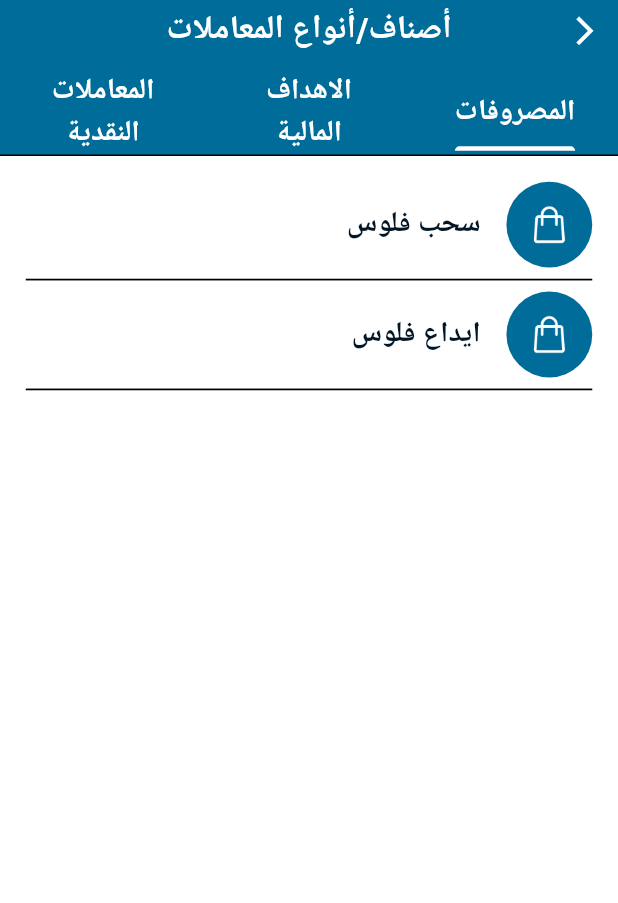
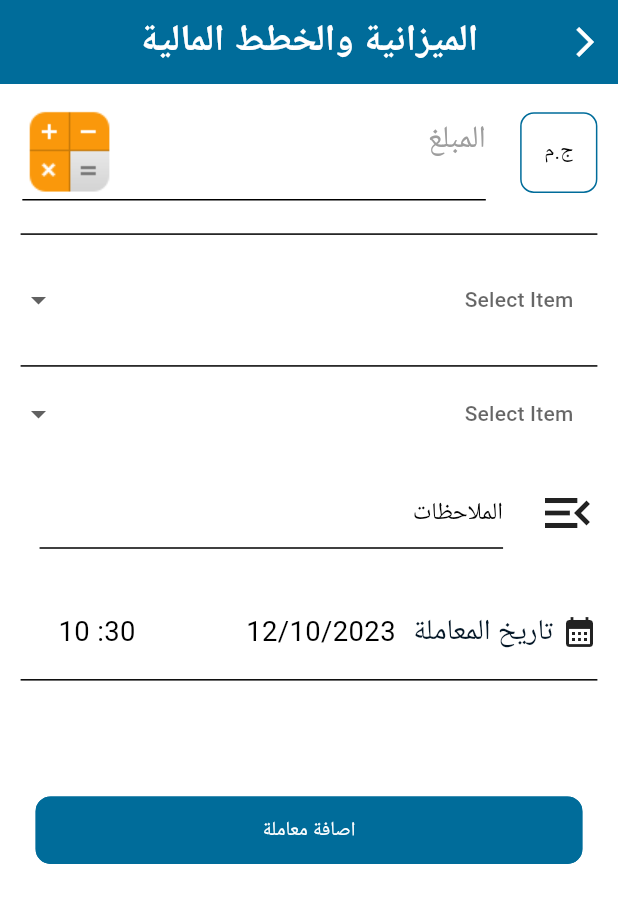
Before and after one commit to tsquare-alex/expenses, a Flutter app: the Budget screen opened directly, after a tap on the "add" icon, on a phone screen of 412 x 824 dp. Shown: the top 903 px of the screen. Run offline on Flutter 3.47's test engine with Material 3 defaults, Android fonts, the phone set to English and light mode, and no system bars; drawn by our look-alikes of dropdown_button2, flutter_easyloading; our stand-ins replace animated_bottom_navigation_bar, auto_route, bloc, cloud_firestore, dotted_border, equatable and 14 more; missing offline and left inert: circle_progress_bar; accounts and stored records are empty; Roboto replaces fonts that are missing (Tajawal).

Commit message:
finish merge

```diff
--- a/lib/general/utilities/routers/RouterImports.dart
+++ b/lib/general/utilities/routers/RouterImports.dart
@@ -8,6 +8,7 @@ import 'package:expenses/general/screens/select_currency/select_currency_imports
 import 'package:expenses/general/screens/select_language/select_language_imports.dart';
 import 'package:expenses/general/screens/splash/SplashImports.dart';
 import 'package:expenses/general/screens/welcome_page/WelcomePageImports.dart';
+import 'package:expenses/user/screens/budget/widget/add_transaction.dart';
 import 'package:expenses/user/screens/database/widgets/add_database.dart';
 import 'package:expenses/user/screens/add_transaction/add_transaction_imports.dart';
 import 'package:expenses/user/screens/home/home_imports.dart';
--- a/lib/user/screens/budget/budget.dart
+++ b/lib/user/screens/budget/budget.dart
@@ -49,7 +49,7 @@ class Budget extends StatelessWidget {
         ),
         CustomIcon(
           onPressed: () {
-            AutoRouter.of(context).push(AddTransactionRoute());
+            AutoRouter.of(context).push(AddTransactionBudgetRoute());
           },
         ),
       ]),
--- a/lib/user/screens/budget/widget/add_transaction.dart
+++ b/lib/user/screens/budget/widget/add_transaction.dart
@@ -3,19 +3,18 @@ import 'package:dropdown_button2/dropdown_button2.dart';
 import 'package:expenses/general/constants/MyColors.dart';
 import 'package:expenses/general/widgets/DefaultButton.dart';
 import 'package:expenses/general/widgets/MyText.dart';
-import 'package:expenses/user/screens/budget/widget/custom_app_bar.dart';
 import 'package:expenses/user/screens/budget/widget/transaction_header.dart';
 import 'package:flutter/material.dart';
 import 'package:flutter_screenutil/flutter_screenutil.dart';
 
-class AddTransaction extends StatefulWidget {
-  const AddTransaction({super.key});
+class AddTransactionBudget extends StatefulWidget {
+  const AddTransactionBudget({super.key});
 
   @override
-  State<AddTransaction> createState() => _AddTransactionState();
+  State<AddTransactionBudget> createState() => _AddTransactionBudgetState();
 }
 
-class _AddTransactionState extends State<AddTransaction> {
+class _AddTransactionBudgetState extends State<AddTransactionBudget> {
   DateTime selectedDate = DateTime.now();
   TimeOfDay selectedtTime = TimeOfDay.now();
 
```
Also changed, not shown: lib/general/utilities/routers/Router.dart (+4 -3 lines), lib/general/utilities/routers/RouterImports.gr.dart.
